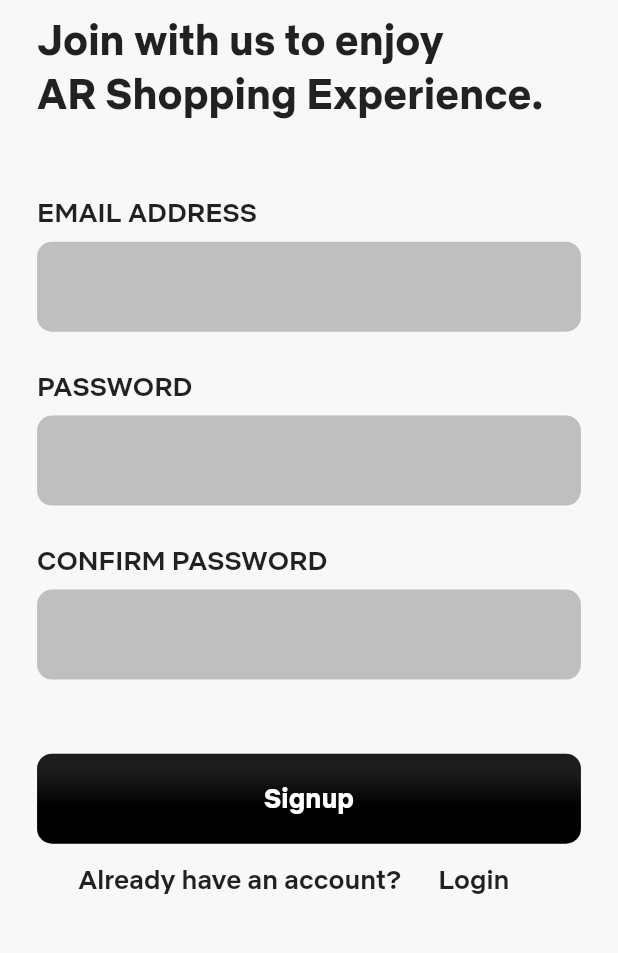
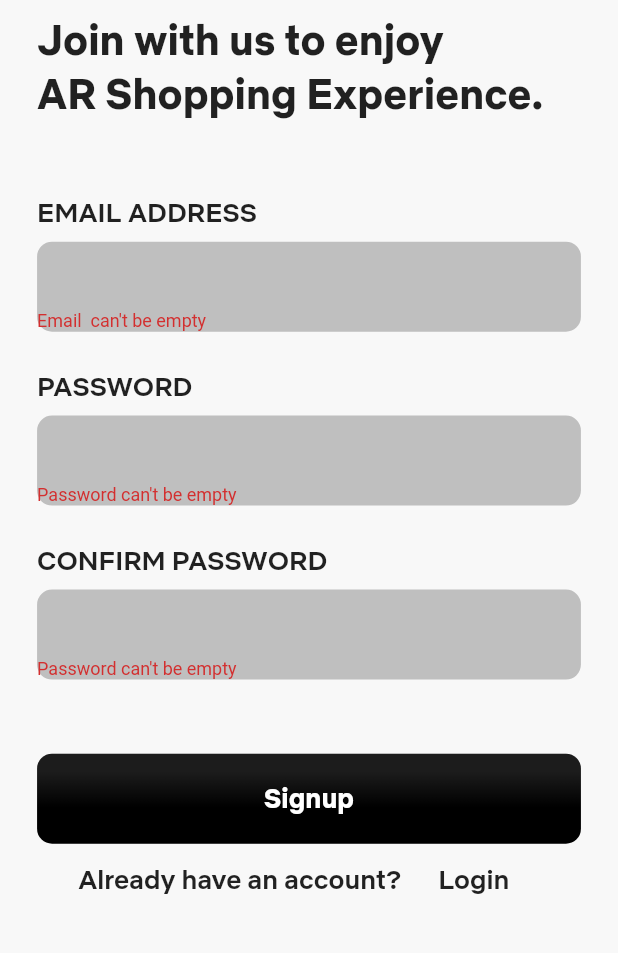
Before and after one commit to akilvishnum/cARt, a Flutter app: the SignupPage screen opened directly, after a tap on "Signup", on a phone screen of 412 x 824 dp, the part 235-1188 px from its top. Run offline on Flutter 3.47's test engine with Material 2 defaults, Android fonts, the phone set to English and light mode, and no system bars; our stand-ins replace cloud_firestore, firebase_auth, firebase_core, flutter_svg, fluttertoast, palette_generator; missing offline and left inert: flutter_unity, flutter_unity_widget; accounts and stored records are empty.

Commit message:
Signup page with database connection updated

```diff
--- a/cart/lib/screens/SignupPage.dart
+++ b/cart/lib/screens/SignupPage.dart
@@ -3,6 +3,7 @@ import 'package:cart/screens/welcomePage.dart';
 import 'package:firebase_auth/firebase_auth.dart';
 import 'package:flutter/material.dart';
 import 'package:flutter/rendering.dart';
+import 'package:fluttertoast/fluttertoast.dart';
 
 class SignupPage extends StatefulWidget {
   @override
@@ -12,6 +13,7 @@ class SignupPage extends StatefulWidget {
 class _SignupPageState extends State<SignupPage> {
   double width, height;
   String email, password, repassword;
+  final _signupkey = new GlobalKey<FormState>();
   @override
   Widget build(BuildContext context) {
     width = MediaQuery.of(context).size.width;
@@ -22,6 +24,8 @@ class _SignupPageState extends State<SignupPage> {
         child: Container(
           height: height,
           padding: EdgeInsets.symmetric(horizontal: width * 0.06),
+          child: Form(
+            key: _signupkey,
             child: Column(
               mainAxisAlignment: MainAxisAlignment.center,
               crossAxisAlignment: CrossAxisAlignment.start,
@@ -69,7 +73,20 @@ class _SignupPageState extends State<SignupPage> {
                           decoration: const InputDecoration(
                             border: InputBorder.none,
                           ),
-                        //validator: (agentName) {},
+                          validator: (mail) {
+                            if (mail.isEmpty) {
+                              return "Email  can't be empty";
+                            } else if (mail.contains(new RegExp(r'[a-z]'))) {
+                              Pattern pattern =
+                                  r'^([a-z0-9_\-\.]+)@([a-z.]+)\.([a-z]{2,5})$';
+                              RegExp regex = new RegExp(pattern);
+                              if (!regex.hasMatch(mail))
+                                return 'Invalid email';
+                              else
+                                return null;
+                            }
+                            return null;
+                          },
                         ),
                       )),
                 ),
@@ -95,7 +112,13 @@ class _SignupPageState extends State<SignupPage> {
                           decoration: const InputDecoration(
                             border: InputBorder.none,
                           ),
-                        //validator: (agentName) {},
+                          validator: (pass) {
+                            if (pass.isEmpty)
+                              return "Password can't be empty";
+                            else if (pass.length < 6)
+                              return "Password should be atleast 6 characters";
+                            return null;
+                          },
                         ),
                       )),
                 ),
@@ -123,21 +146,45 @@ class _SignupPageState extends State<SignupPage> {
                           decoration: const InputDecoration(
                             border: InputBorder.none,
                           ),
-                        //validator: (agentName) {},
+                          validator: (repass) {
+                            if (repass.isEmpty)
+                              return "Password can't be empty";
+                            else if (repass.length < 6)
+                              return "Password should be atleast 6 characters";
+                            else if (password != repass)
+                              return "Password does not match";
+                            return null;
+                          },
                         ),
                       )),
                 ),
                 SizedBox(height: height * 0.06),
                 InkWell(
                   onTap: () async {
-                  if (password == repassword) {
+                    if (_signupkey.currentState.validate()) {
+                      dynamic newUser;
+                      try {
                         UserCredential user = await FirebaseAuth.instance
                             .createUserWithEmailAndPassword(
                                 email: email, password: password);
+                        newUser = FirebaseAuth.instance.currentUser.uid;
                         print(FirebaseAuth.instance.currentUser.uid);
-                    Navigator.push(context,
-                        MaterialPageRoute(builder: (context) => LoginPage()));
-                  } else {}
+                        Navigator.push(
+                            context,
+                            MaterialPageRoute(
+                                builder: (context) => LoginPage()));
+                      } catch (e) {
+                        print(e.message);
+                        newUser = null;
+                      }
+                      Fluttertoast.showToast(
+                        msg: (newUser != null)
+                            ? "Account Created Successfully"
+                            : "Something Went Wrong",
+                        toastLength: Toast.LENGTH_SHORT,
+                        gravity: ToastGravity.TOP,
+                      );
+                    }
                   },
                   child: Center(
                     // Changed to new button UI
@@ -224,6 +271,7 @@ class _SignupPageState extends State<SignupPage> {
             ),
           ),
         ),
+      ),
     );
   }
 }
```
Lines whose indentation alone changed are shown as unchanged.
